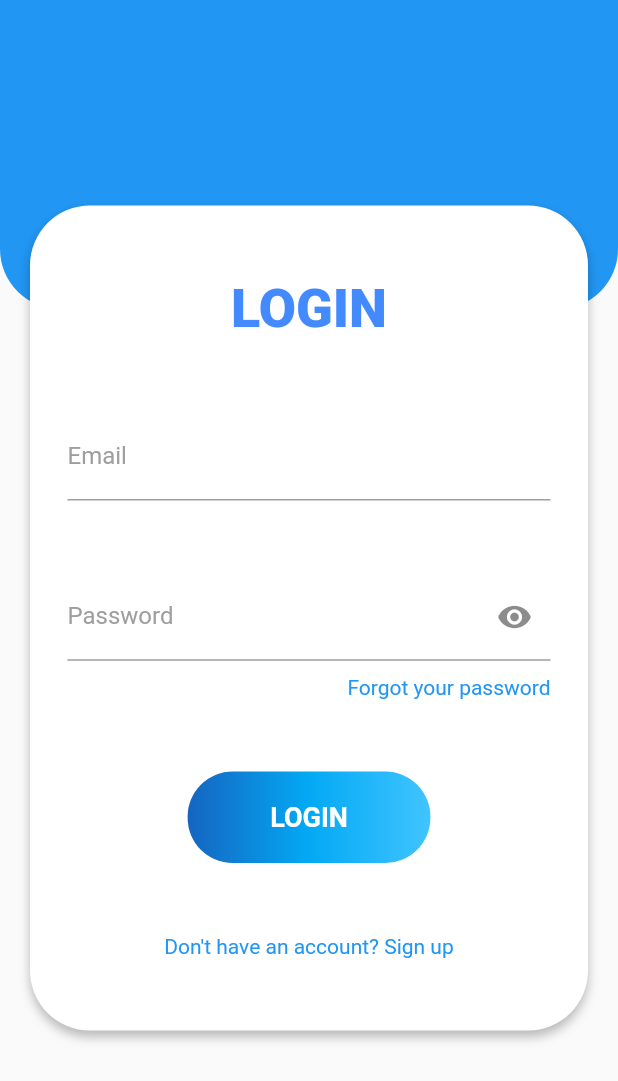
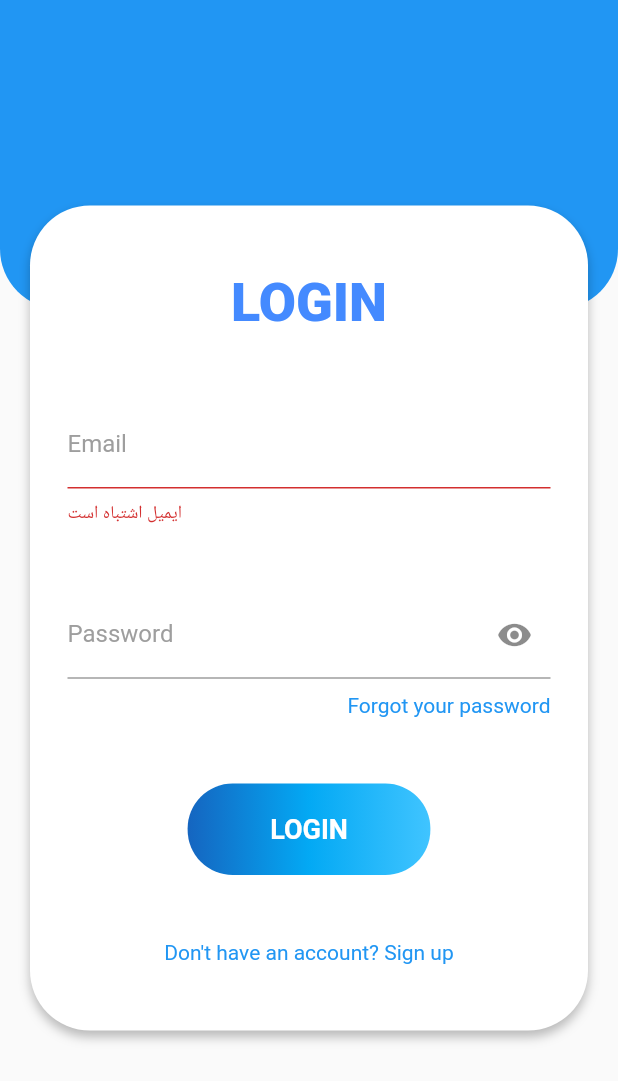
Before and after one commit to SadraDev/mezon_turkey, a Flutter app: the screen it shows after launch, after a tap on "LOGIN", on a phone screen of 412 x 824 dp. Shown: the top 1081 px of the screen. Run offline on Flutter 3.47's test engine with Material 2 defaults, Android fonts, the phone set to English and light mode, and no system bars; our stand-ins replace cloud_firestore, file_picker, firebase_auth, firebase_core, firebase_storage, font_awesome_flutter and 2 more; accounts and stored records are empty.

Commit message:
Login fixed

```diff
--- a/lib/main.dart
+++ b/lib/main.dart
@@ -5,6 +5,8 @@ import 'package:mezon_turkey/admin/admin_screen.dart';
 import 'package:mezon_turkey/screens/login_screen.dart';
 import 'package:mezon_turkey/screens/main_screen.dart';
 import 'package:mezon_turkey/screens/register_screen.dart';
+import 'package:provider/provider.dart';
+import 'Logs/login.dart';
 
 void main() async {
   WidgetsFlutterBinding.ensureInitialized();
@@ -25,7 +27,9 @@ class _MezonTurkeyState extends State<MezonTurkey> {
   Widget build(BuildContext context) {
     SystemChrome.setEnabledSystemUIMode(SystemUiMode.manual,
         overlays: [SystemUiOverlay.top]);
-    return MaterialApp(
+    return ChangeNotifierProvider(
+      create: (context) => LogIn(),
+      child: MaterialApp(
         debugShowCheckedModeBanner: false,
         initialRoute: LoginFlow.id,
         routes: {
@@ -34,6 +38,7 @@ class _MezonTurkeyState extends State<MezonTurkey> {
           LoginFlow.id: (context) => const LoginFlow(),
           Register.id: (context) => const Register(),
         },
+      ),
     );
   }
 }
--- a/lib/screens/login_screen.dart
+++ b/lib/screens/login_screen.dart
@@ -1,8 +1,10 @@
-// ignore_for_file: prefer_const_constructors
 import 'package:firebase_auth/firebase_auth.dart';
 import 'package:flutter/material.dart';
+import 'package:mezon_turkey/Logs/login.dart';
 import 'package:mezon_turkey/screens/register_screen.dart';
+import 'package:provider/provider.dart';
 import 'main_screen.dart';
+import 'package:validators/validators.dart';
 
 FirebaseAuth _auth = FirebaseAuth.instance;
 
@@ -31,21 +33,23 @@ class _LoginFlowState extends State<LoginFlow> {
         } else if (snapshot.hasData) {
           return const MainScreen();
         } else {
-          return const Login();
+          return const LogInUI();
         }
       },
     );
   }
 }
 
-class Login extends StatefulWidget {
-  const Login({Key? key}) : super(key: key);
+class LogInUI extends StatefulWidget {
+  const LogInUI({Key? key}) : super(key: key);
 
   @override
-  _LoginState createState() => _LoginState();
+  _LogInUIState createState() => _LogInUIState();
 }
 
-class _LoginState extends State<Login> {
+class _LogInUIState extends State<LogInUI> {
+  final formKey = GlobalKey<FormState>();
+
   bool obscure = true;
   String? _email;
   String? _password;
@@ -60,7 +64,7 @@ class _LoginState extends State<Login> {
             children: <Widget>[
               Expanded(
                 child: Container(
-                  decoration: BoxDecoration(
+                  decoration: const BoxDecoration(
                     borderRadius: BorderRadius.only(
                       bottomLeft: Radius.circular(40),
                       bottomRight: Radius.circular(40),
@@ -78,14 +82,14 @@ class _LoginState extends State<Login> {
           ),
           Center(
             child: Padding(
-              padding: EdgeInsets.symmetric(horizontal: 20),
+              padding: const EdgeInsets.symmetric(horizontal: 20),
               child: Container(
                 height: 550,
-                decoration: BoxDecoration(
+                decoration: const BoxDecoration(
                   borderRadius: BorderRadius.all(
                     Radius.circular(40),
                   ),
-                  boxShadow: const <BoxShadow>[
+                  boxShadow: <BoxShadow>[
                     BoxShadow(
                       offset: Offset(0, 4),
                       blurRadius: 5,
@@ -94,6 +98,8 @@ class _LoginState extends State<Login> {
                   ],
                   color: Colors.white,
                 ),
+                child: Form(
+                  key: formKey,
                   child: Column(
                     mainAxisAlignment: MainAxisAlignment.spaceEvenly,
                     children: <Widget>[
@@ -107,8 +113,10 @@ class _LoginState extends State<Login> {
                       ),
                       Padding(
                         padding: const EdgeInsets.symmetric(horizontal: 25),
-                      child: TextField(
-                        decoration: InputDecoration(
+                        child: TextFormField(
+                          autofillHints: const [AutofillHints.email],
+                          keyboardType: TextInputType.emailAddress,
+                          decoration: const InputDecoration(
                             hintText: 'JohnDoe@example.io',
                             hintStyle: TextStyle(color: Colors.grey),
                             focusedBorder: UnderlineInputBorder(
@@ -121,6 +129,8 @@ class _LoginState extends State<Login> {
                             floatingLabelStyle:
                                 TextStyle(color: Colors.lightBlueAccent),
                           ),
+                          validator: (email) =>
+                              !isEmail(email!) ? 'ایمیل اشتباه است' : null,
                           onChanged: (value) {
                             _email = value;
                           },
@@ -130,11 +140,11 @@ class _LoginState extends State<Login> {
                         crossAxisAlignment: CrossAxisAlignment.end,
                         children: [
                           Padding(
-                          padding: EdgeInsets.symmetric(horizontal: 25),
+                            padding: const EdgeInsets.symmetric(horizontal: 25),
                             child: TextField(
                               obscureText: obscure,
                               decoration: InputDecoration(
-                              focusedBorder: UnderlineInputBorder(
+                                focusedBorder: const UnderlineInputBorder(
                                   borderSide: BorderSide(
                                       color: Colors.lightBlueAccent, width: 2),
                                 ),
@@ -149,10 +159,10 @@ class _LoginState extends State<Login> {
                                   ),
                                 ),
                                 labelText: 'Password',
-                              labelStyle:
-                                  TextStyle(fontSize: 16, color: Colors.grey),
-                              floatingLabelStyle:
-                                  TextStyle(color: Colors.lightBlueAccent),
+                                labelStyle: const TextStyle(
+                                    fontSize: 16, color: Colors.grey),
+                                floatingLabelStyle: const TextStyle(
+                                    color: Colors.lightBlueAccent),
                               ),
                               onChanged: (value) {
                                 _password = value;
@@ -160,22 +170,24 @@ class _LoginState extends State<Login> {
                             ),
                           ),
                           Padding(
-                          padding: EdgeInsets.only(right: 25, top: 10),
+                            padding: const EdgeInsets.only(right: 25, top: 10),
                             child: GestureDetector(
-                            child: Text(
+                              child: const Text(
                                 'Forgot your password',
                                 style: TextStyle(
                                   color: Colors.blue,
                                 ),
                               ),
-                            onTap: () {},
+                              onTap: () {
+                                //TODO: implement forgot password
+                              },
                             ),
                           ),
                         ],
                       ),
                       GestureDetector(
                         child: Container(
-                        child: Text(
+                          child: const Text(
                             'LOGIN',
                             style: TextStyle(
                               color: Colors.white,
@@ -183,13 +195,13 @@ class _LoginState extends State<Login> {
                               fontSize: 18,
                             ),
                           ),
-                        padding:
-                            EdgeInsets.symmetric(horizontal: 55, vertical: 20),
-                        decoration: BoxDecoration(
+                          padding: const EdgeInsets.symmetric(
+                              horizontal: 55, vertical: 20),
+                          decoration: const BoxDecoration(
                             borderRadius: BorderRadius.all(Radius.circular(30)),
                             color: Colors.blue,
                             gradient: LinearGradient(
-                            colors: const [
+                              colors: [
                                 Color(0xff1565C0),
                                 Colors.lightBlue,
                                 Colors.lightBlueAccent,
@@ -198,18 +210,16 @@ class _LoginState extends State<Login> {
                           ),
                         ),
                         onTap: () {
-                        try {
-                          _auth.signInWithEmailAndPassword(
-                            email: _email!,
-                            password: _password!,
-                          );
-                        } on FirebaseAuthException {
-                          //TODO: show custom alert
+                          final provider =
+                              Provider.of<LogIn>(context, listen: false);
+
+                          if (formKey.currentState!.validate()) {
+                            provider.emailLogIn(_email!, _password!, context);
                           }
                         },
                       ),
                       GestureDetector(
-                      child: Text(
+                        child: const Text(
                           'Don\'t have an account? Sign up',
                           style: TextStyle(
                             color: Colors.blue,
@@ -224,6 +234,7 @@ class _LoginState extends State<Login> {
                 ),
               ),
             ),
+          ),
         ],
       ),
     );
```
Also changed, not shown: lib/Logs/login.dart (added, +136 -0 lines), lib/screens/register_screen.dart (+17 -12 lines), pubspec.yaml (+6 -3 lines), pubspec.lock. Lines whose indentation alone changed are shown as unchanged.
